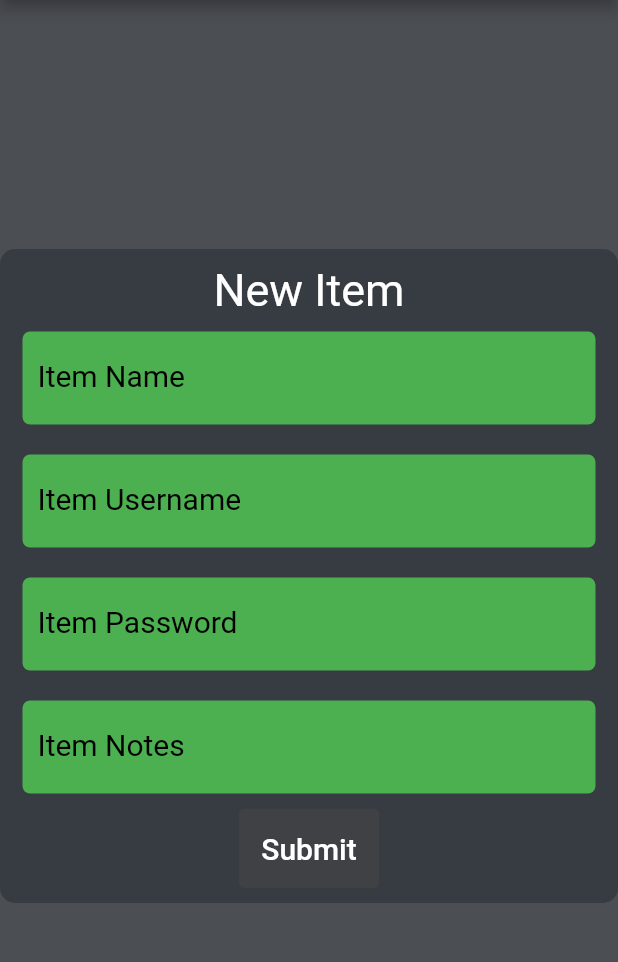
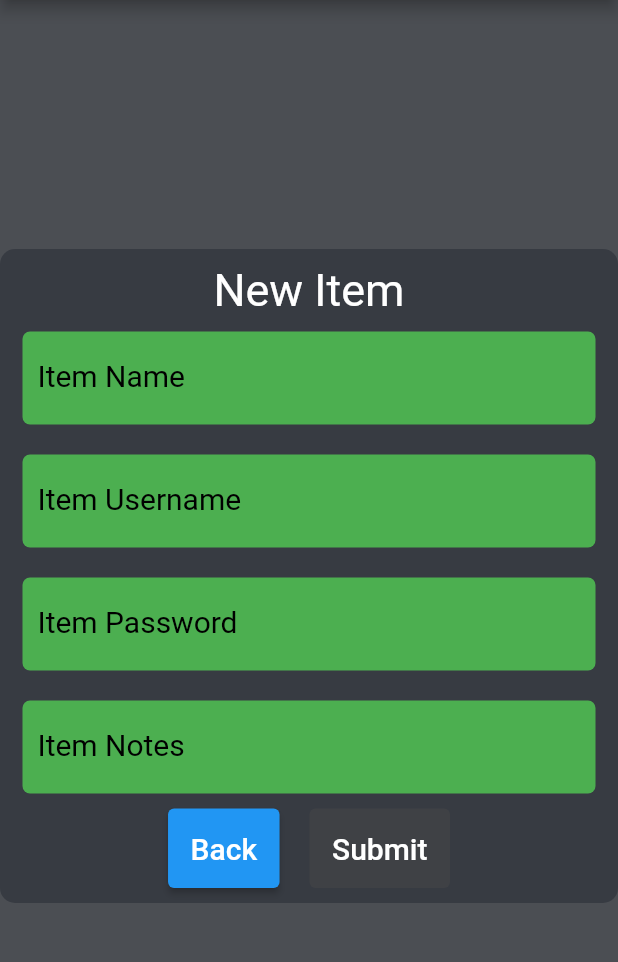
Before and after one commit to polypixeldev/polypass, a Flutter app: the NewItem screen opened by its route, on a phone screen of 412 x 824 dp, the part 84-1046 px from its top. Run offline on Flutter 3.47's test engine with Material 2 defaults, Android fonts, the light colour scheme and no system bars; our stand-ins replace bloc, file_picker, flutter_bloc, freezed_annotation, go_router; missing offline and left inert: encrypt, hash.

Commit message:
Add back button to new item page

```diff
--- a/lib/pages/vault/new/new.dart
+++ b/lib/pages/vault/new/new.dart
@@ -56,18 +56,25 @@ class NewItem extends StatelessWidget {
                   )
                 ],
                 child: Column(
-                  children: const [
-                    Text(
+                  children: [
+                    const Text(
                       'New Item',
                       style: TextStyle(
                       color: Colors.white,
                       fontSize: 30
                     )),
-                    ItemNameInput(),
-                    ItemUsernameInput(),
-                    ItemPasswordInput(),
-                    ItemNotesInput(),
-                    SubmitButton()
+                    const ItemNameInput(),
+                    const ItemUsernameInput(),
+                    const ItemPasswordInput(),
+                    const ItemNotesInput(),
+                    Row(
+                      children: const [
+                        BackToHomeButton(),
+                        Padding(padding: EdgeInsets.symmetric(horizontal: 10)),
+                        SubmitButton()
+                      ],
+                      mainAxisAlignment: MainAxisAlignment.center,
+                    )
                   ],
                   mainAxisSize: MainAxisSize.min,
                 ),
@@ -76,6 +83,33 @@ class NewItem extends StatelessWidget {
           )
         )
       )
+    );
+  }
+}
+
+class BackToHomeButton extends StatelessWidget {
+  const BackToHomeButton({ Key? key }) : super(key: key);
+
+  @override
+  Widget build(BuildContext context) {
+    return BlocBuilder<NewFormBloc, NewFormState>(
+      builder: (context, state) {
+        return ElevatedButton(
+          child: const Text(
+            'Back',
+            style: TextStyle(
+              color: Colors.white,
+              fontSize: 20
+            )
+          ),
+          style: ButtonStyle(
+            padding: MaterialStateProperty.all(const EdgeInsets.all(15))
+          ),
+          onPressed: state.submitted ? null : () {
+            GoRouter.of(context).go('/vault/home');
+          },
+        );
+      }
     );
   }
 }
```
